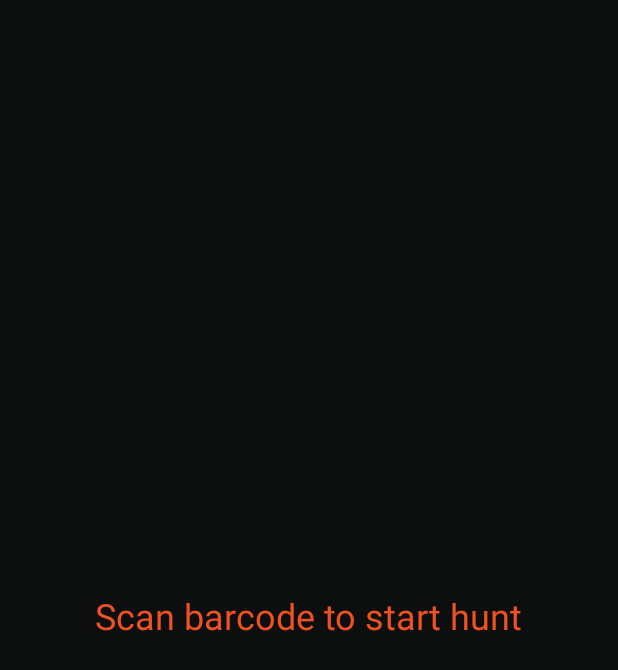
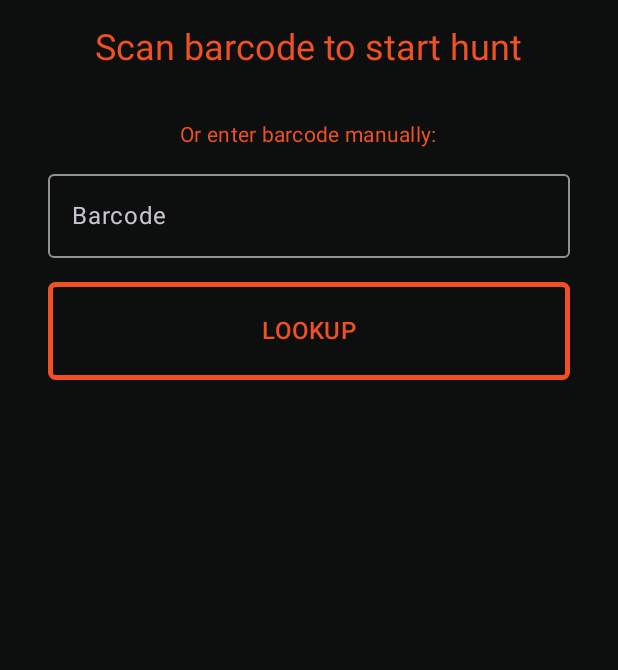
Before and after one commit to rainrental/Rainrental, an Android app built with Jetpack Compose: the composable HuntScreen shown on its own in the app's theme, on a phone screen of 412 x 824 dp. Shown: the top 670 px of the screen. Run offline under Robolectric (Android 15) with nearby library versions, the phone set to English and light mode, and no system bars; our stand-ins replace Dagger/Hilt's generated code, Firebase (no records; nobody signed in at launch, a user with empty details on screens opened directly); libraries missing offline, so code that uses them is left out: com.hivemq.client, com.rscja.deviceapi; 6 statements that could not run were skipped.

Commit message:
added manual barcode entry to tag hunt / asset lookup

```diff
--- a/app/src/main/java/org/rainrental/rainrentalrfid/hunt/data/HuntRepository.kt
+++ b/app/src/main/java/org/rainrental/rainrentalrfid/hunt/data/HuntRepository.kt
@@ -42,14 +42,17 @@ class DefaultHuntRepository @Inject constructor(
 }
 
 sealed interface HuntFlow{
-    data class WaitingForBarcode(val withError:String? = null) : HuntFlow
+    data class WaitingForBarcode(
+        val withError: String? = null,
+        val previousHuntResults: Int? = null
+    ) : HuntFlow
     data object ScanningBarcode : HuntFlow
     data class LookingUpAsset(val barcode:String) : HuntFlow
     data class LoadedAsset(val asset: AssetDetailsResponseDto, val withError: String? = null) : HuntFlow
     data class Hunting(val asset: AssetDetailsResponseDto, val lastRssi: Double? = null) : HuntFlow
-    data class FinishedHunting(val asset: AssetDetailsResponseDto,val lastRssi: Double? = null) : HuntFlow
 }
 
 sealed interface HuntEvent{
     data object OnKeyUp : HuntEvent
+    data class OnManualBarcodeEntry(val barcode: String) : HuntEvent
 }
--- a/app/src/main/java/org/rainrental/rainrentalrfid/hunt/domain/StopHuntUseCase.kt
+++ b/app/src/main/java/org/rainrental/rainrentalrfid/hunt/domain/StopHuntUseCase.kt
@@ -16,7 +16,9 @@ class StopHuntUseCase @Inject constructor(
         when (rfidManager.stopTagHunt()){
             false -> toastUseCase("Error stopping rfid")
             true -> {
-                huntRepository.updateUiFlow(HuntFlow.FinishedHunting(asset = asset))
+                // Get the current hunt results count before stopping
+                val huntResultsCount = rfidManager.huntResults.value.size
+                huntRepository.updateUiFlow(HuntFlow.WaitingForBarcode(previousHuntResults = huntResultsCount))
             }
         }
     }
--- a/app/src/main/java/org/rainrental/rainrentalrfid/hunt/presentation/HuntViewModel.kt
+++ b/app/src/main/java/org/rainrental/rainrentalrfid/hunt/presentation/HuntViewModel.kt
@@ -11,6 +11,7 @@ import org.rainrental.rainrentalrfid.hunt.data.HuntEvent
 import org.rainrental.rainrentalrfid.hunt.data.HuntFlow
 import org.rainrental.rainrentalrfid.hunt.data.HuntRepository
 import org.rainrental.rainrentalrfid.hunt.domain.GetBarcodeAndLookupAssetUseCase
+import org.rainrental.rainrentalrfid.hunt.domain.LookupAssetUseCase
 import org.rainrental.rainrentalrfid.hunt.domain.StartTagHuntUseCase
 import org.rainrental.rainrentalrfid.hunt.domain.StopHuntUseCase
 import javax.inject.Inject
@@ -19,6 +20,7 @@ import javax.inject.Inject
 class HuntViewModel @Inject constructor(
     private val huntRepository: HuntRepository,
     private val getBarcodeAndLookupAssetUseCase: GetBarcodeAndLookupAssetUseCase,
+    private val lookupAssetUseCase: LookupAssetUseCase,
     private val startTagHuntUseCase: StartTagHuntUseCase,
     private val stopHuntUseCase: StopHuntUseCase,
     dependencies: BaseViewModelDependencies,
@@ -51,8 +53,10 @@ class HuntViewModel @Inject constructor(
                     is HuntFlow.Hunting -> viewModelScope.launch{
                         stopHuntUseCase(asset = (uiFlow.value as HuntFlow.Hunting).asset)
                     }
-                    is HuntFlow.FinishedHunting -> {}
                 }
+            }
+            is HuntEvent.OnManualBarcodeEntry -> {
+                viewModelScope.launch { lookupAssetUseCase(event.barcode) }
             }
         }
     }
--- /dev/null
+++ b/app/src/main/java/org/rainrental/rainrentalrfid/hunt/presentation/ManualBarcodeEntry.kt
@@ -0,0 +1,78 @@
+package org.rainrental.rainrentalrfid.hunt.presentation
+
+import androidx.compose.foundation.layout.Column
+import androidx.compose.foundation.layout.Spacer
+import androidx.compose.foundation.layout.fillMaxWidth
+import androidx.compose.foundation.layout.height
+import androidx.compose.foundation.layout.padding
+import androidx.compose.foundation.text.KeyboardActions
+import androidx.compose.foundation.text.KeyboardOptions
+import androidx.compose.material3.MaterialTheme
+import androidx.compose.material3.OutlinedTextField
+import androidx.compose.material3.Text
+import androidx.compose.runtime.Composable
+import androidx.compose.runtime.getValue
+import androidx.compose.runtime.mutableStateOf
+import androidx.compose.runtime.remember
+import androidx.compose.runtime.setValue
+import androidx.compose.ui.Alignment
+import androidx.compose.ui.Modifier
+import androidx.compose.ui.focus.FocusRequester
+import androidx.compose.ui.focus.focusRequester
+import androidx.compose.ui.text.input.ImeAction
+import androidx.compose.ui.unit.dp
+import org.rainrental.rainrentalrfid.shared.presentation.composables.AppButton
+
+@Composable
+fun ManualBarcodeEntry(
+    onLookup: (String) -> Unit,
+    modifier: Modifier = Modifier
+) {
+    var barcodeText by remember { mutableStateOf("") }
+    val focusRequester = remember { FocusRequester() }
+
+    Column(
+        modifier = modifier
+            .fillMaxWidth()
+            .padding(16.dp),
+        horizontalAlignment = Alignment.CenterHorizontally
+    ) {
+        Text(
+            text = "Or enter barcode manually:",
+            style = MaterialTheme.typography.bodyMedium,
+            modifier = Modifier.padding(bottom = 8.dp)
+        )
+
+        OutlinedTextField(
+            value = barcodeText,
+            onValueChange = { barcodeText = it },
+            label = { Text("Barcode") },
+            modifier = Modifier
+                .fillMaxWidth()
+                .focusRequester(focusRequester),
+            keyboardOptions = KeyboardOptions(
+                imeAction = ImeAction.Search
+            ),
+            keyboardActions = KeyboardActions(
+                onSearch = {
+                    if (barcodeText.isNotBlank()) {
+                        onLookup(barcodeText.trim())
+                    }
+                }
+            ),
+            singleLine = true
+        )
+
+        Spacer(modifier = Modifier.height(16.dp))
+
+        AppButton(
+            text = "Lookup",
+            onClick = {
+                if (barcodeText.isNotBlank()) {
+                    onLookup(barcodeText.trim())
+                }
+            },
+            modifier = Modifier.fillMaxWidth()
+        )
+    }
+}
```
Also changed, not shown: app/src/main/java/org/rainrental/rainrentalrfid/hunt/domain/LookupAssetUseCase.kt (added, +22 -0 lines), app/src/main/java/org/rainrental/rainrentalrfid/hunt/presentation/HuntScreen.kt (+39 -76 lines).
